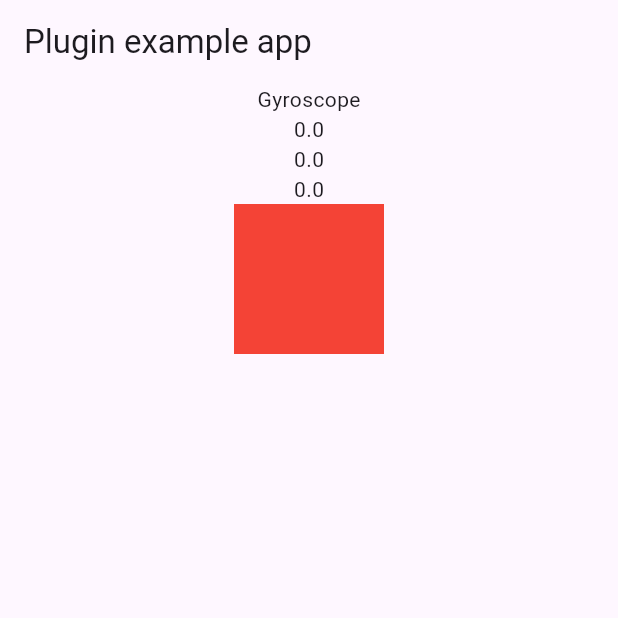
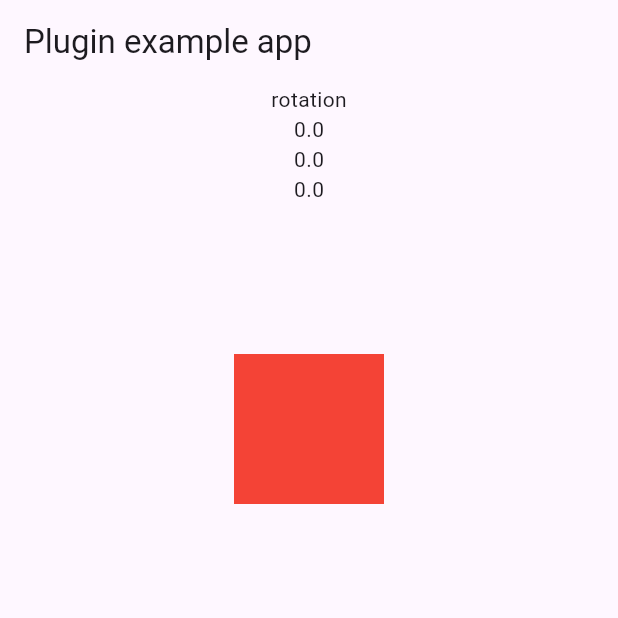
Before and after one commit to wjlee611/gyro_provider, a Flutter app: the screen it shows after launch, on a phone screen of 412 x 824 dp, the top half of it. Run offline on Flutter 3.47's test engine with Material 3 defaults, Android fonts, the phone set to English and light mode, and no system bars.

Commit message:
testing rotation

```diff
--- a/example/lib/main.dart
+++ b/example/lib/main.dart
@@ -24,17 +24,17 @@ class _MyAppState extends State<MyApp> {
           child: Column(
             children: [
               GyroProvider(
-                rotation: (vector) {
-                  print(vector);
-                },
                 builder: (context, gyroscope, rotation) => Column(
                   children: [
-                    const Text('Gyroscope'),
-                    Text(gyroscope.x.toString()),
-                    Text(gyroscope.y.toString()),
-                    Text(gyroscope.z.toString()),
+                    const Text('rotation'),
+                    Text(rotation.x.toString()),
+                    Text(rotation.y.toString()),
+                    Text(rotation.z.toString()),
                   ],
                 ),
+              ),
+              const SizedBox(
+                height: 100,
               ),
               GyroWidget.card(
                 child: Container(
```
Also changed, not shown: lib/gyro_provider.dart (+27 -2 lines).
